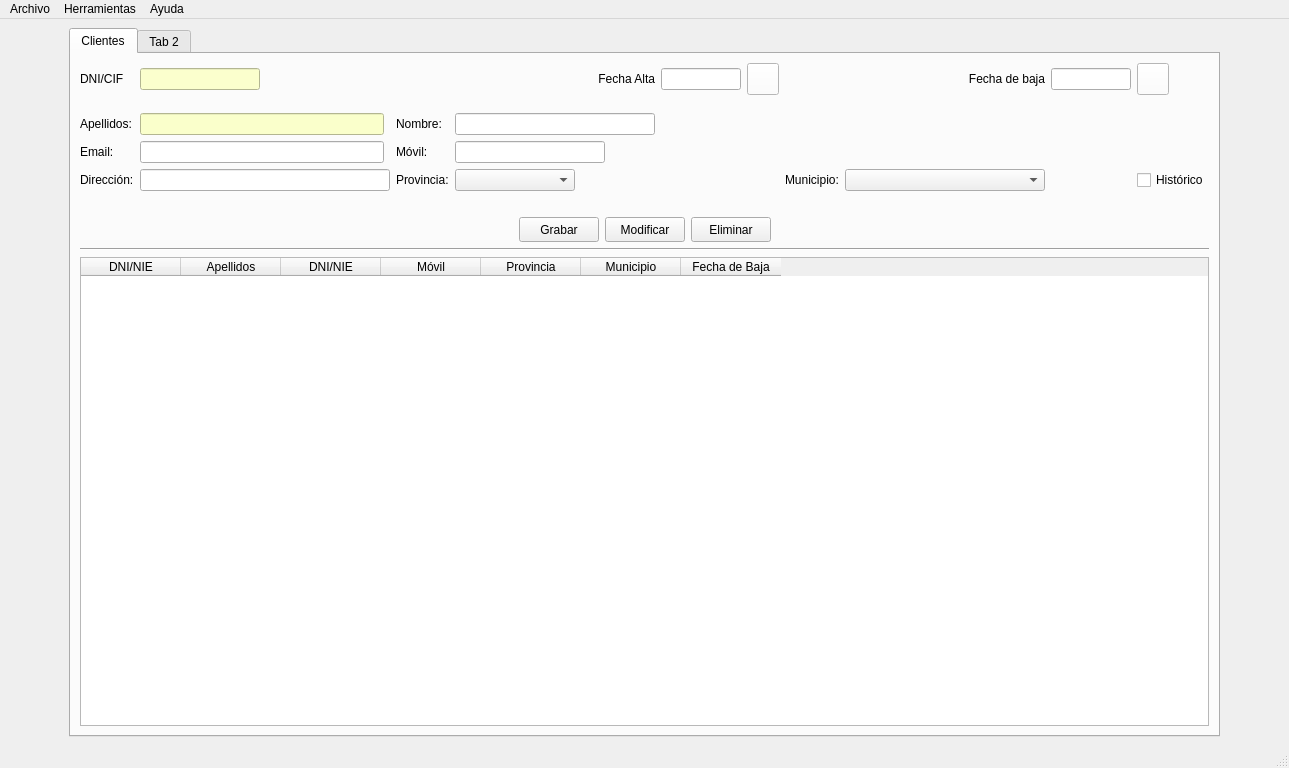
First picture: the form in templates/ventPrincipal.ui, repository Manuerty/ProyecyoDI, before the edit.
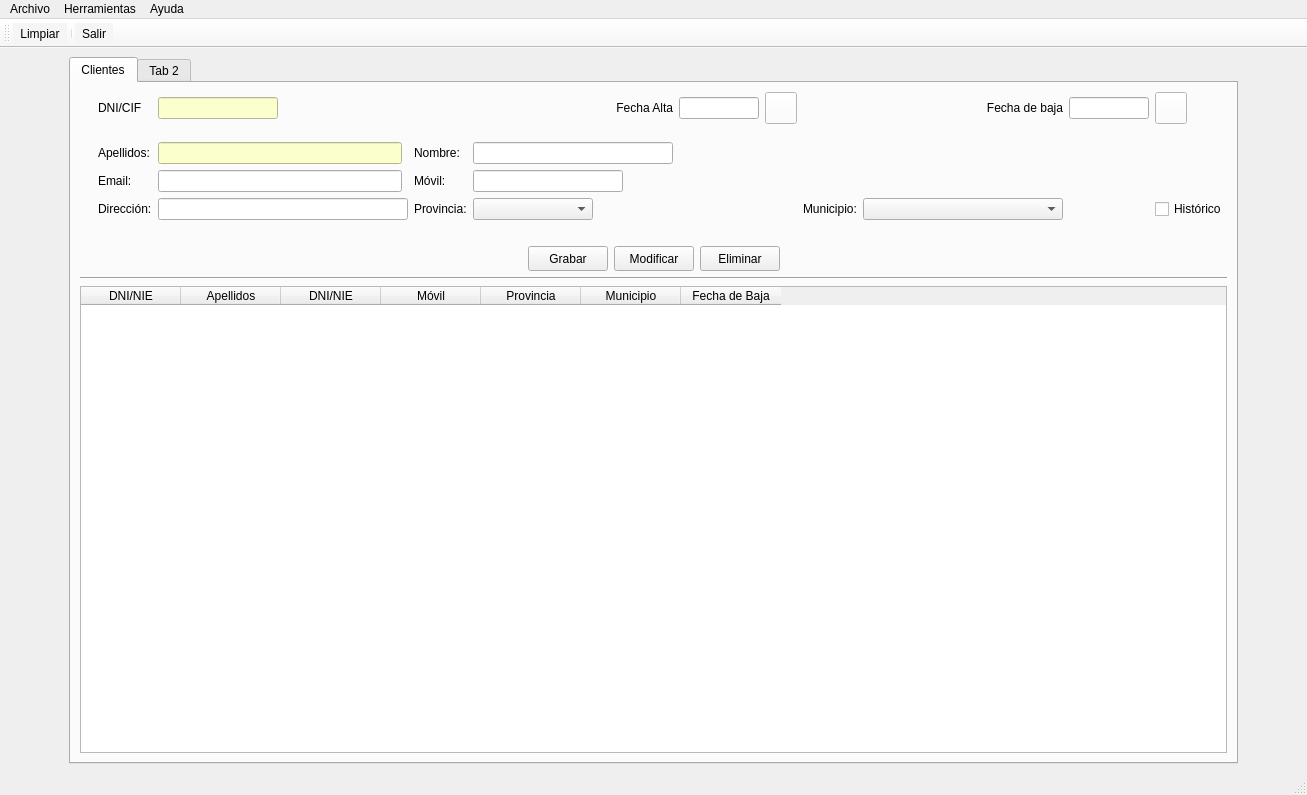
Second picture: the form after the edit. Icons and pictures are not drawn.

```diff
--- a/templates/ventPrincipal.ui
+++ b/templates/ventPrincipal.ui
@@ -6,8 +6,8 @@
    <rect>
     <x>0</x>
     <y>0</y>
-    <width>1276</width>
-    <height>768</height>
+    <width>1307</width>
+    <height>795</height>
    </rect>
   </property>
   <property name="maximumSize">
@@ -681,7 +681,7 @@
     <rect>
      <x>0</x>
      <y>0</y>
-     <width>1276</width>
+     <width>1307</width>
      <height>21</height>
     </rect>
    </property>
@@ -708,6 +708,23 @@
    <addaction name="menuAyuda"/>
   </widget>
   <widget class="QStatusBar" name="statusbar"/>
+  <widget class="QToolBar" name="toolBar">
+   <property name="windowTitle">
+    <string>toolBar</string>
+   </property>
+   <property name="styleSheet">
+    <string notr="true">background-color: whitesmoke;</string>
+   </property>
+   <attribute name="toolBarArea">
+    <enum>TopToolBarArea</enum>
+   </attribute>
+   <attribute name="toolBarBreak">
+    <bool>false</bool>
+   </attribute>
+   <addaction name="actionbar_limpiar"/>
+   <addaction name="separator"/>
+   <addaction name="actionbarSalir"/>
+  </widget>
   <action name="actionSalir">
    <property name="text">
     <string>Salir</string>
@@ -723,6 +740,47 @@
     <string>Restaurar BackUp</string>
    </property>
   </action>
+  <action name="actionbarSalir">
+   <property name="icon">
+    <iconset>
+     <normalon>../img/Salir.ico</normalon>
+    </iconset>
+   </property>
+   <property name="text">
+    <string>barSalir</string>
+   </property>
+   <property name="iconText">
+    <string>Salir</string>
+   </property>
+   <property name="toolTip">
+    <string>Salir</string>
+   </property>
+   <property name="shortcut">
+    <string>Alt+S</string>
+   </property>
+   <property name="visible">
+    <bool>true</bool>
+   </property>
+  </action>
+  <action name="actionbar_limpiar">
+   <property name="icon">
+    <iconset>
+     <normalon>../img/reload.ico</normalon>
+    </iconset>
+   </property>
+   <property name="text">
+    <string>bar_limpiar</string>
+   </property>
+   <property name="iconText">
+    <string>Limpiar</string>
+   </property>
+   <property name="toolTip">
+    <string>Limpiar</string>
+   </property>
+   <property name="shortcut">
+    <string>Alt+R</string>
+   </property>
+  </action>
  </widget>
  <resources/>
  <connections/>
```
